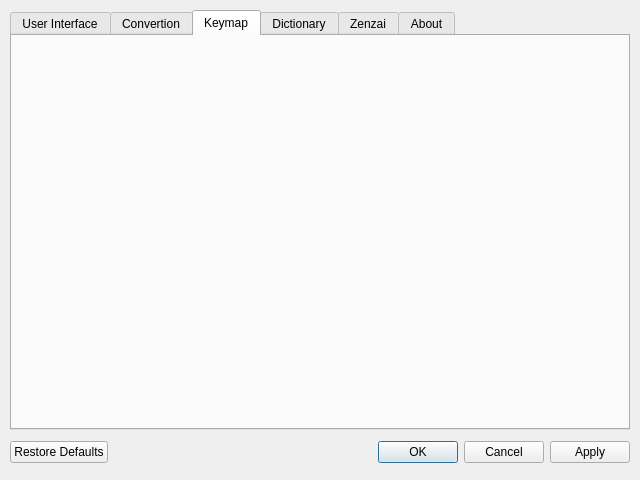
7ka-Hiira/fcitx5-hazkey, file hazkey_settings/mainwindow.ui: the form before one commit.
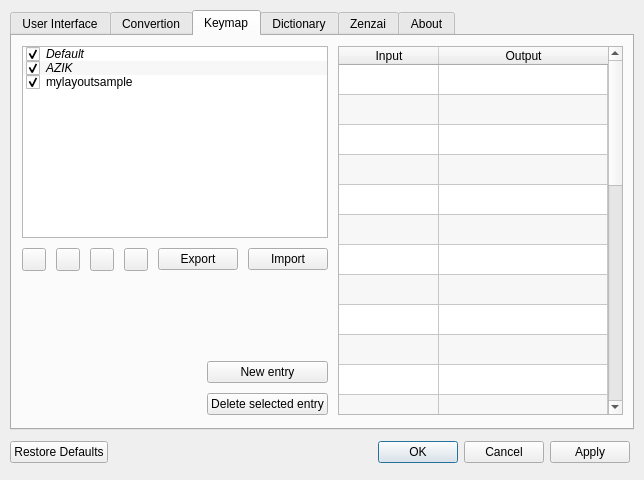
The form after the commit. The open tabs and pages were chosen to show the change. Icons and pictures are not drawn.

Commit message: create keymap page

What changed in the file:
```diff
--- a/hazkey_settings/mainwindow.ui
+++ b/hazkey_settings/mainwindow.ui
@@ -6,7 +6,7 @@
    <rect>
     <x>0</x>
     <y>0</y>
-    <width>640</width>
+    <width>644</width>
     <height>480</height>
    </rect>
   </property>
@@ -18,13 +18,13 @@
   </property>
   <property name="minimumSize">
    <size>
-    <width>640</width>
+    <width>644</width>
     <height>480</height>
    </size>
   </property>
   <property name="maximumSize">
    <size>
-    <width>640</width>
+    <width>644</width>
     <height>480</height>
    </size>
   </property>
@@ -36,7 +36,7 @@
     <rect>
      <x>10</x>
      <y>10</y>
-     <width>620</width>
+     <width>624</width>
      <height>420</height>
     </rect>
    </property>
@@ -558,6 +558,285 @@
     <attribute name="title">
      <string>Keymap</string>
     </attribute>
+    <widget class="QWidget" name="horizontalLayoutWidget">
+     <property name="geometry">
+      <rect>
+       <x>10</x>
+       <y>10</y>
+       <width>601</width>
+       <height>369</height>
+      </rect>
+     </property>
+     <layout class="QHBoxLayout" name="keymapMainLayout">
+      <property name="spacing">
+       <number>10</number>
+      </property>
+      <item>
+       <layout class="QVBoxLayout" name="verticalLayout_3">
+        <item>
+         <layout class="QVBoxLayout" name="verticalLayout_4">
+          <item>
+           <widget class="QListWidget" name="listWidget">
+            <property name="dragEnabled">
+             <bool>true</bool>
+            </property>
+            <property name="dragDropMode">
+             <enum>QAbstractItemView::DragDropMode::InternalMove</enum>
+            </property>
+            <property name="defaultDropAction">
+             <enum>Qt::DropAction::MoveAction</enum>
+            </property>
+            <property name="alternatingRowColors">
+             <bool>true</bool>
+            </property>
+            <property name="selectionMode">
+             <enum>QAbstractItemView::SelectionMode::ExtendedSelection</enum>
+            </property>
+            <property name="selectionBehavior">
+             <enum>QAbstractItemView::SelectionBehavior::SelectRows</enum>
+            </property>
+            <property name="wordWrap">
+             <bool>true</bool>
+            </property>
+            <item>
+             <property name="text">
+              <string>Default</string>
+             </property>
+             <property name="font">
+              <font>
+               <italic>true</italic>
+              </font>
+             </property>
+             <property name="checkState">
+              <enum>Checked</enum>
+             </property>
+            </item>
+            <item>
+             <property name="text">
+              <string>AZIK</string>
+             </property>
+             <property name="font">
+              <font>
+               <italic>true</italic>
+              </font>
+             </property>
+             <property name="checkState">
+              <enum>Checked</enum>
+             </property>
+            </item>
+            <item>
+             <property name="text">
+              <string notr="true">mylayoutsample</string>
+             </property>
+             <property name="checkState">
+              <enum>Checked</enum>
+             </property>
+             <property name="flags">
+              <set>ItemIsSelectable|ItemIsEditable|ItemIsDragEnabled|ItemIsUserCheckable|ItemIsEnabled</set>
+             </property>
+            </item>
+           </widget>
+          </item>
+          <item>
+           <layout class="QHBoxLayout" name="horizontalLayout_3">
+            <item>
+             <widget class="QToolButton" name="toolButton">
+              <property name="icon">
+               <iconset theme="QIcon::ThemeIcon::GoUp"/>
+              </property>
+              <property name="arrowType">
+               <enum>Qt::ArrowType::NoArrow</enum>
+              </property>
+             </widget>
+            </item>
+            <item>
+             <widget class="QToolButton" name="toolButton_2">
+              <property name="icon">
+               <iconset theme="QIcon::ThemeIcon::GoDown"/>
+              </property>
+             </widget>
+            </item>
+            <item>
+             <widget class="QToolButton" name="toolButton_4">
+              <property name="icon">
+               <iconset theme="QIcon::ThemeIcon::EditCopy"/>
+              </property>
+             </widget>
+            </item>
+            <item>
+             <widget class="QToolButton" name="toolButton_3">
+              <property name="icon">
+               <iconset theme="QIcon::ThemeIcon::EditDelete"/>
+              </property>
+             </widget>
+            </item>
+            <item>
+             <widget class="QPushButton" name="pushButton_3">
+              <property name="text">
+               <string>Export</string>
+              </property>
+             </widget>
+            </item>
+            <item>
+             <widget class="QPushButton" name="pushButton_2">
+              <property name="text">
+               <string>Import</string>
+              </property>
+             </widget>
+            </item>
+           </layout>
+          </item>
+          <item>
+           <spacer name="verticalSpacer">
+            <property name="orientation">
+             <enum>Qt::Orientation::Vertical</enum>
+            </property>
+            <property name="sizeHint" stdset="0">
+             <size>
+              <width>20</width>
+              <height>40</height>
+             </size>
+            </property>
+           </spacer>
+          </item>
+          <item>
+           <layout class="QHBoxLayout" name="horizontalLayout"/>
+          </item>
+          <item>
+           <layout class="QHBoxLayout" name="horizontalLayout_4">
+            <item>
+             <spacer name="horizontalSpacer">
+              <property name="orientation">
+               <enum>Qt::Orientation::Horizontal</enum>
+              </property>
+              <property name="sizeHint" stdset="0">
+               <size>
+                <width>40</width>
+                <height>20</height>
+               </size>
+              </property>
+             </spacer>
+            </item>
+            <item>
+             <layout class="QVBoxLayout" name="verticalLayout_5">
+              <item>
+               <widget class="QPushButton" name="newEntryButton">
+                <property name="text">
+                 <string>New entry</string>
+                </property>
+                <property name="icon">
+                 <iconset theme="QIcon::ThemeIcon::ListAdd"/>
+                </property>
+               </widget>
+              </item>
+              <item>
+               <widget class="QPushButton" name="pushButton_4">
+                <property name="text">
+                 <string>Delete selected entry</string>
+                </property>
+                <property name="icon">
+                 <iconset theme="QIcon::ThemeIcon::EditDelete"/>
+                </property>
+               </widget>
+              </item>
+             </layout>
+            </item>
+           </layout>
+          </item>
+         </layout>
+        </item>
+       </layout>
+      </item>
+      <item>
+       <widget class="QTableWidget" name="tableWidget">
+        <property name="locale">
+         <locale language="Japanese" country="Japan"/>
+        </property>
+        <property name="frameShape">
+         <enum>QFrame::Shape::StyledPanel</enum>
+        </property>
+        <property name="alternatingRowColors">
+         <bool>true</bool>
+        </property>
+        <property name="selectionBehavior">
+         <enum>QAbstractItemView::SelectionBehavior::SelectRows</enum>
+        </property>
+        <property name="sortingEnabled">
+         <bool>true</bool>
+        </property>
+        <property name="rowCount">
+         <number>30</number>
+        </property>
+        <attribute name="horizontalHeaderStretchLastSection">
+         <bool>true</bool>
+        </attribute>
+        <attribute name="verticalHeaderVisible">
+         <bool>false</bool>
+        </attribute>
+        <row/>
+        <row/>
+        <row/>
+        <row/>
+        <row/>
+        <row/>
+        <row/>
+        <row/>
+        <row/>
+        <row/>
+        <row/>
+        <row/>
+        <row/>
+        <row/>
+        <row/>
+        <row/>
+        <row/>
+        <row/>
+        <row/>
+        <row/>
+        <row/>
+        <row/>
+        <row/>
+        <row/>
+        <row/>
+        <row/>
+        <row/>
+        <row/>
+        <row/>
+        <row/>
+        <column>
+         <property name="text">
+          <string>Input</string>
+         </property>
+        </column>
+        <column>
+         <property name="text">
+          <string>Output</string>
+         </property>
+        </column>
+        <item row="0" column="0">
+         <property name="text">
+          <string/>
+         </property>
+        </item>
+        <item row="0" column="1">
+         <property name="text">
+          <string/>
+         </property>
+        </item>
+        <item row="1" column="0">
+         <property name="text">
+          <string/>
+         </property>
+        </item>
+        <item row="1" column="1">
+         <property name="text">
+          <string/>
+         </property>
+        </item>
+       </widget>
+      </item>
+     </layout>
+    </widget>
    </widget>
    <widget class="QWidget" name="dictionaryTab">
     <attribute name="title">
```
Left out of the diff: 2 changed lines with no effect on the pictures.
